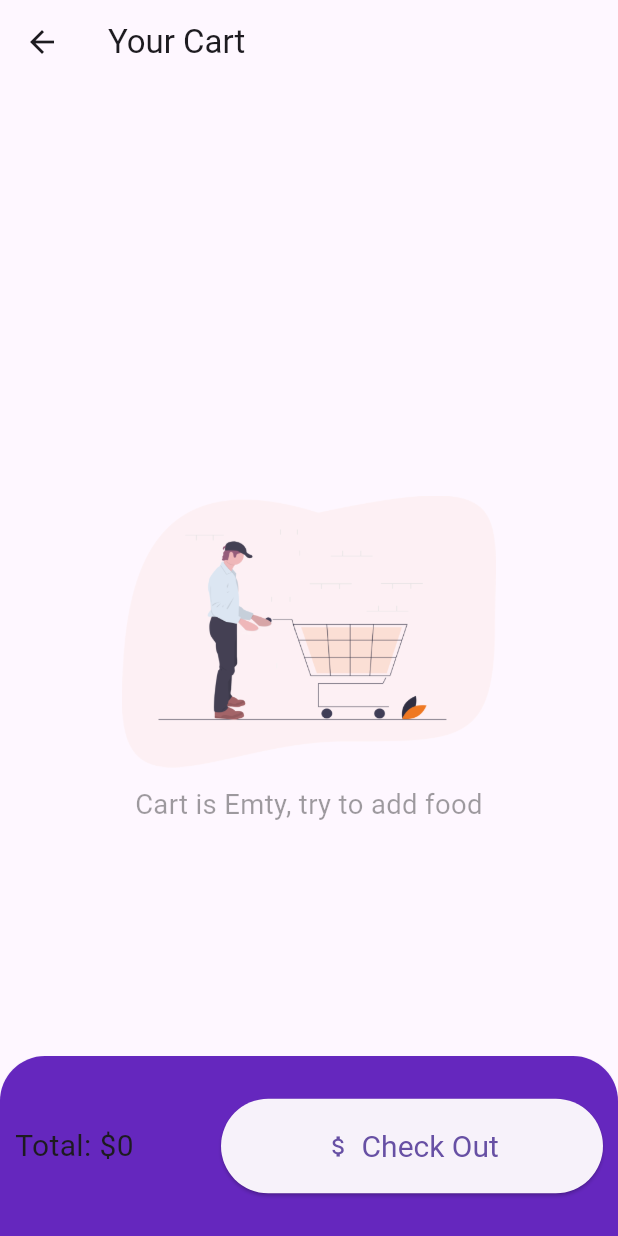
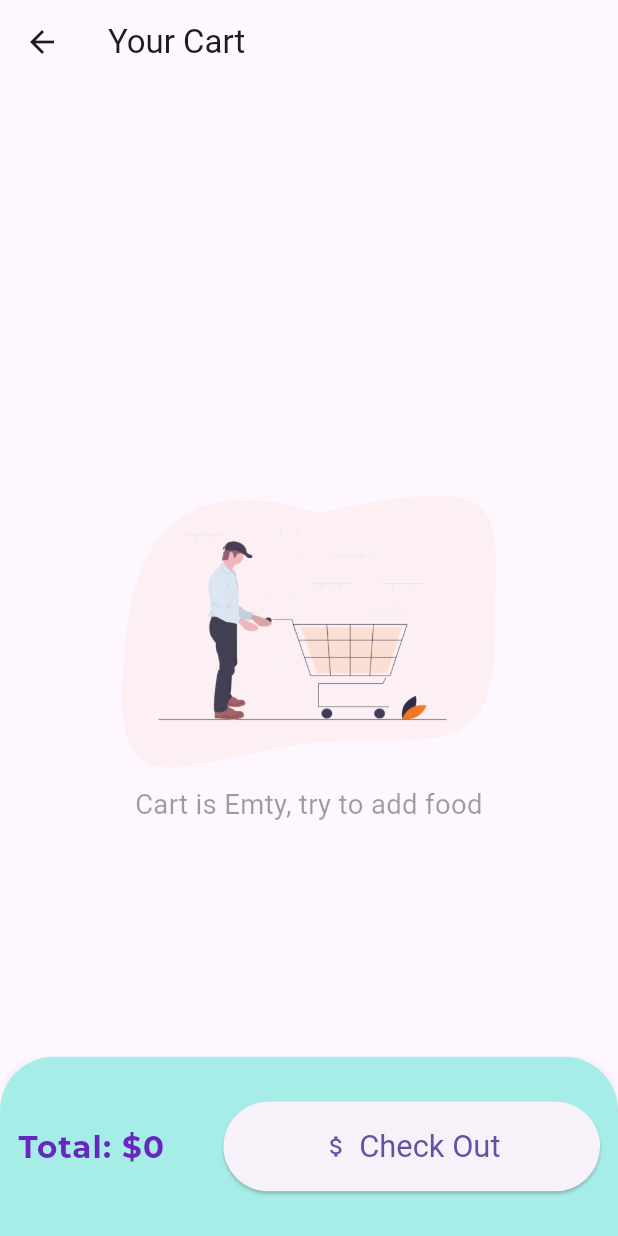
Before and after one commit to Hung6129/ihun_food_delivery, a Flutter app: the CartPage screen opened by its route, on a phone screen of 412 x 824 dp. Run offline on Flutter 3.47's test engine with Material 2 defaults, Android fonts, the phone set to English and light mode, and no system bars; our stand-ins replace badges, cached_network_image, carousel_slider, dots_indicator, flutter_screenutil, fluttertoast and 3 more; accounts and stored records are empty; network calls fail.

Commit message:
update cart ui

```diff
--- a/lib/pages/cart/cart_page.dart
+++ b/lib/pages/cart/cart_page.dart
@@ -1,13 +1,6 @@
 import 'package:flutter/material.dart';
-import 'package:get/get.dart';
-import 'package:ihun_food_delivery/config/no_data_page.dart';
-import 'package:ihun_food_delivery/config/palettes.dart';
 
-import 'package:ihun_food_delivery/controllers/cart_controller.dart';
-
-import 'package:ihun_food_delivery/config/dimension.dart';
-
-import 'package:intl/intl.dart';
+import 'package:ihun_food_delivery/pages/cart/widgets/cart_widgets.dart';
 
 class CartPage extends StatelessWidget {
   const CartPage({super.key});
@@ -18,141 +11,8 @@ class CartPage extends StatelessWidget {
       appBar: AppBar(
         title: const Text('Your Cart'),
       ),
-      body: GetBuilder<CartController>(
-        builder: (controller) {
-          final listCart = controller.getItems;
-          if (listCart.isEmpty) {
-            return const Center(
-              child: NodataPage(
-                text: "Cart is Emty, try to add food",
-                imagePath: "assets/image/empty_cart.png",
-              ),
-            );
-          } else {
-            return ListView.builder(
-              itemCount: listCart.length,
-              itemBuilder: (context, index) {
-                final cartItem = listCart[index];
-                final dateTime = DateTime.parse(cartItem.time!);
-                final cartDate = DateFormat.MMMEd().format(dateTime);
-                final cartTime = DateFormat.jm().format(dateTime);
-                return GestureDetector(
-                  onTap: () {
-                    // final ppfIndex =
-                    //     Get.find<PopularProductController>().popularProductList.indexOf(cartItem.productModel!);
-                    // if (ppfIndex >= 0) {
-                    //   Get.toNamed(RoutesHelper.getPopularFood(ppfIndex));
-                    // } else {
-                    //   final refIndex = Get.find<RecommendedProductController>()
-                    //       .recommendedProductList
-                    //       .indexOf(cartItem.productModel!);
-                    //   Get.toNamed(RoutesHelper.getPopularFood(refIndex));
-                    // }
-                  },
-                  child: Card(
-                    child: Padding(
-                      padding: const EdgeInsets.all(8.0),
-                      child: ListTile(
-                        title: Text(
-                          cartItem.name!,
-                          style: TextStyle(fontSize: Dimensions.font20),
-                        ),
-                        subtitle: Column(
-                          crossAxisAlignment: CrossAxisAlignment.start,
-                          children: [
-                            Text('$cartDate - $cartTime'),
-                            Text('\$${cartItem.price}'),
-                          ],
-                        ),
-                        trailing: Row(
-                          mainAxisSize: MainAxisSize.min,
-                          children: [
-                            GestureDetector(
-                              onTap: () {
-                                controller.addItems(cartItem.productModel!, -1);
-                              },
-                              child: const Icon(
-                                Icons.remove,
-                                color: Palettes.p3,
-                              ),
-                            ),
-                            SizedBox(width: Dimensions.width10 / 2),
-                            Text(
-                              cartItem.quantity.toString(),
-                              style: TextStyle(fontSize: Dimensions.font20),
-                            ),
-                            SizedBox(width: Dimensions.width10 / 2),
-                            GestureDetector(
-                              onTap: () {
-                                controller.addItems(cartItem.productModel!, 1);
-                              },
-                              child: const Icon(
-                                Icons.add,
-                                color: Palettes.p3,
-                              ),
-                            ),
-                          ],
-                        ),
-                      ),
-                    ),
-                  ),
-                );
-              },
-            );
-          }
-        },
-      ),
-      bottomSheet: Container(
-        decoration: ShapeDecoration(
-          shape: RoundedRectangleBorder(
-            borderRadius: BorderRadius.only(
-              topLeft: Radius.circular(
-                Dimensions.height30,
-              ),
-              topRight: Radius.circular(
-                Dimensions.height30,
-              ),
-            ),
-          ),
-          color: Palettes.p1,
-        ),
-        width: double.maxFinite,
-        height: Dimensions.bottomSheet,
-        child: GetBuilder<CartController>(
-          builder: (controller) => Padding(
-            padding: EdgeInsets.all(Dimensions.height10),
-            child: Row(
-              mainAxisAlignment: MainAxisAlignment.center,
-              crossAxisAlignment: CrossAxisAlignment.center,
-              children: [
-                Expanded(
-                  flex: 1,
-                  child: Text(
-                    "Total: \$${controller.totalAmount}",
-                    style: TextStyle(fontSize: Dimensions.font20),
-                  ),
-                ),
-                SizedBox(
-                  width: Dimensions.height10,
-                ),
-                Expanded(
-                  flex: 2,
-                  child: ElevatedButton.icon(
-                    style: ButtonStyle(
-                        padding: MaterialStateProperty.all(const EdgeInsets.all(20)),
-                        textStyle: MaterialStateProperty.all(const TextStyle(fontSize: 20))),
-                    label: const Text('Check Out'),
-                    icon: const Icon(Icons.attach_money),
-                    onPressed: () {
-                      controller.addToHistory();
-                    },
-                  ),
-                ),
-              ],
-            ),
-          ),
-        ),
-      ),
+      body: cartBody(),
+      bottomSheet: bottomSheetCart(),
     );
   }
 }
--- /dev/null
+++ b/lib/pages/cart/widgets/cart_widgets.dart
@@ -0,0 +1,131 @@
+import 'package:flutter/material.dart';
+import 'package:flutter_screenutil/flutter_screenutil.dart';
+import 'package:get/get.dart';
+import 'package:ihun_food_delivery/config/no_data_page.dart';
+import 'package:ihun_food_delivery/config/palettes.dart';
+import 'package:ihun_food_delivery/config/text_styles.dart';
+import 'package:ihun_food_delivery/controllers/cart_controller.dart';
+import 'package:intl/intl.dart';
+
+Widget bottomSheetCart() {
+  return Container(
+    decoration: ShapeDecoration(
+      shape: RoundedRectangleBorder(
+        borderRadius: BorderRadius.only(topLeft: Radius.circular(30.h), topRight: Radius.circular(30.h)),
+      ),
+      color: Palettes.p4,
+    ),
+    width: double.maxFinite,
+    height: 100.h,
+    child: GetBuilder<CartController>(
+      builder: (controller) => Padding(
+        padding: EdgeInsets.all(10.h),
+        child: Row(
+          mainAxisAlignment: MainAxisAlignment.center,
+          crossAxisAlignment: CrossAxisAlignment.center,
+          children: [
+            Expanded(
+              flex: 1,
+              child: Text(
+                "Total: \$${controller.totalAmount}",
+                style: TextStyles.customStyle.bold.setTextSize(18.sp).setColor(Palettes.p1),
+              ),
+            ),
+            SizedBox(width: 10.w),
+            Expanded(
+              flex: 2,
+              child: ElevatedButton.icon(
+                style: ButtonStyle(
+                    padding: MaterialStateProperty.all(EdgeInsets.all(15.h)),
+                    textStyle: MaterialStateProperty.all(TextStyle(fontSize: 18.sp))),
+                label: const Text('Check Out'),
+                icon: const Icon(Icons.attach_money),
+                onPressed: () {
+                  controller.addToHistory();
+                },
+              ),
+            ),
+          ],
+        ),
+      ),
+    ),
+  );
+}
+
+Widget cartBody() {
+  return GetBuilder<CartController>(
+    builder: (controller) {
+      final listCart = controller.getItems;
+      if (listCart.isEmpty) {
+        return const Center(
+          child: NodataPage(
+            text: "Cart is Emty, try to add food",
+            imagePath: "assets/image/empty_cart.png",
+          ),
+        );
+      } else {
+        return ListView.builder(
+          itemCount: listCart.length,
+          itemBuilder: (context, index) {
+            final cartItem = listCart[index];
+            final dateTime = DateTime.parse(cartItem.time!);
+            final cartDate = DateFormat.MMMEd().format(dateTime);
+            final cartTime = DateFormat.jm().format(dateTime);
+            return GestureDetector(
+              onTap: () {
+                // final ppfIndex =
+                //     Get.find<PopularProductController>().popularProductList.indexOf(cartItem.productModel!);
+                // if (ppfIndex >= 0) {
+                //   Get.toNamed(RoutesHelper.getPopularFood(ppfIndex));
+                // } else {
+                //   final refIndex = Get.find<RecommendedProductController>()
+                //       .recommendedProductList
+                //       .indexOf(cartItem.productModel!);
+                //   Get.toNamed(RoutesHelper.getPopularFood(refIndex));
+                // }
+              },
+              child: Card(
+                child: Padding(
+                  padding: const EdgeInsets.all(8.0),
+                  child: ListTile(
+                    title: Text(
+                      cartItem.name!,
+                      style: TextStyles.customStyle.bold.setTextSize(18.sp).setColor(Palettes.p1),
+                    ),
+                    subtitle: Column(
+                      crossAxisAlignment: CrossAxisAlignment.start,
+                      children: [
+                        Text('$cartDate - $cartTime'),
+                        Text('\$${cartItem.price}'),
+                      ],
+                    ),
+                    trailing: Row(
+                      mainAxisSize: MainAxisSize.min,
+                      children: [
+                        GestureDetector(
+                          onTap: () {
+                            controller.addItems(cartItem.productModel!, -1);
+                          },
+                          child: const Icon(Icons.remove, color: Palettes.p3),
+                        ),
+                        SizedBox(width: 5.w),
+                        Text(cartItem.quantity.toString(), style: TextStyle(fontSize: 18.sp)),
+                        SizedBox(width: 5.w),
+                        GestureDetector(
+                          onTap: () {
+                            controller.addItems(cartItem.productModel!, 1);
+                          },
+                          child: const Icon(Icons.add, color: Palettes.p3),
+                        ),
+                      ],
+                    ),
+                  ),
+                ),
+              ),
+            );
+          },
+        );
+      }
+    },
+  );
+}
```
Also changed, not shown: lib/pages/food_detail/widgets/food_detail_widgets.dart (+5 -3 lines).
